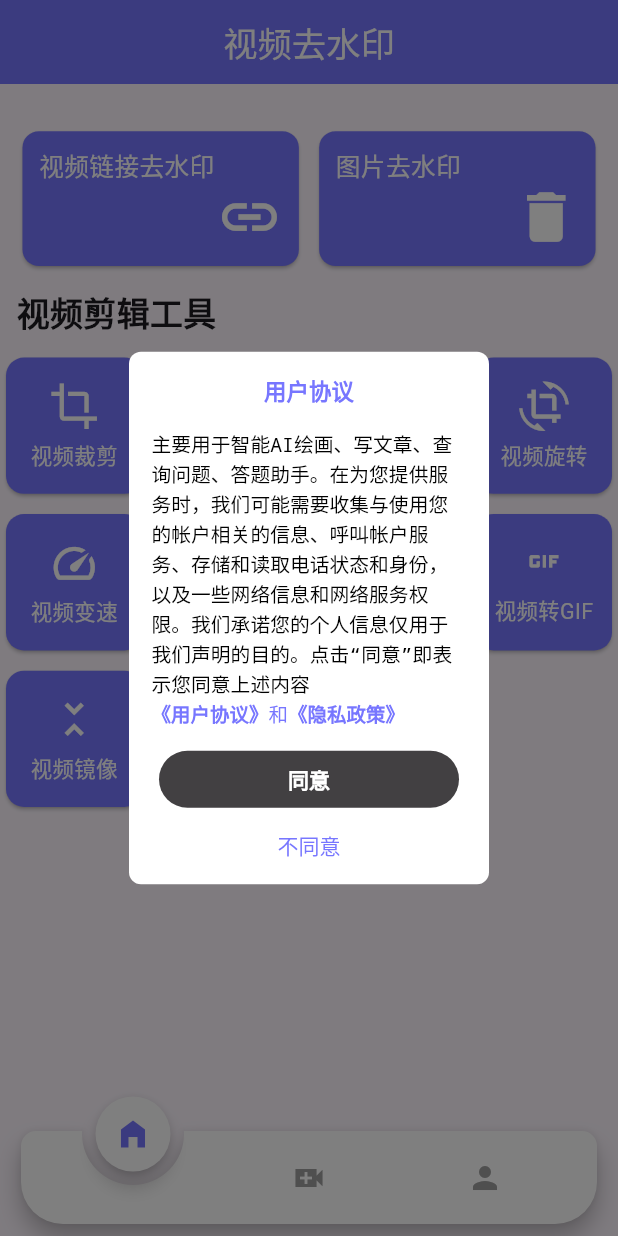
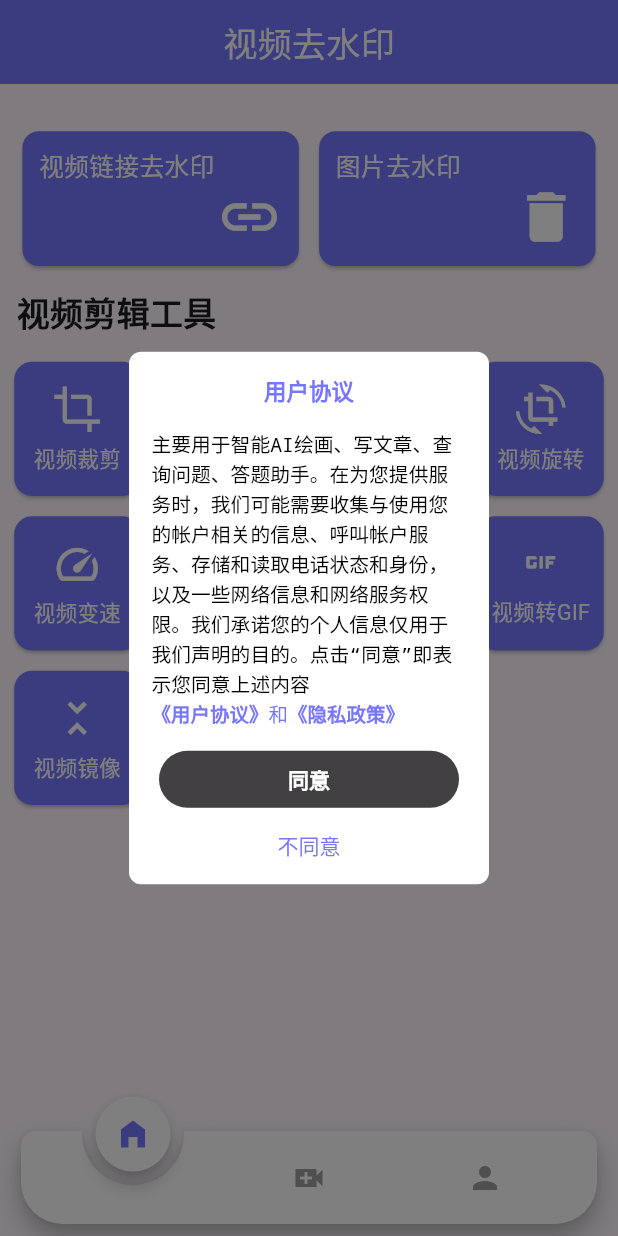
Before and after one commit to Cosyment/TubeSavely, a Flutter app: the screen it shows after launch, on a phone screen of 412 x 824 dp. Run offline on Flutter 3.47's test engine with Material 2 defaults, Android fonts, the phone set to English and light mode, and no system bars; drawn by our look-alikes of animated_notch_bottom_bar; our stand-ins replace cached_network_image, chewie, dio, flutter_screenutil, fluttertoast, image_gallery_saver and 11 more; missing offline and left inert: common_utils, dart:ffi, ffmpeg_kit_flutter, fraction, json2dart_safe, simple_database and 3 more.

Commit message:
1.更新代码；

```diff
--- a/lib/constants/constant.dart
+++ b/lib/constants/constant.dart
@@ -3,8 +3,9 @@ import 'package:wechat_assets_picker/wechat_assets_picker.dart';
 
 class Constant {
   static const String agreementUrl =
-      "https://img.firefix.cn/fish/agreement.html";
-  static const String privacyUrl = "https://img.firefix.cn/fish/privacy.html";
+      "https://img.firefix.cn/downloaderx/agreement.html";
+  static const String privacyUrl =
+      "https://img.firefix.cn/downloaderx/privacy.html";
   static const String termsUseUrl =
       "https://www.apple.com/legal/internet-services/itunes/dev/stdeula";
   static const String isAgree = "is_agree";
--- a/lib/main.dart
+++ b/lib/main.dart
@@ -23,6 +23,7 @@ class MyApp extends StatelessWidget {
   Widget build(BuildContext context) {
     ScreenUtil.init(context);
     return MaterialApp(
+      debugShowCheckedModeBanner: false,
       theme: ThemeData(
         colorScheme: ColorScheme.fromSeed(seedColor: Colors.deepPurple),
         useMaterial3: true,
--- a/lib/pages/home_page.dart
+++ b/lib/pages/home_page.dart
@@ -185,13 +185,13 @@ class _HomePageState extends State<HomePage> {
     return SliverGrid.builder(
       gridDelegate: SliverGridDelegateWithFixedCrossAxisCount(
           crossAxisCount: 4,
-          crossAxisSpacing: 10.w,
-          mainAxisSpacing: 10.w,
           childAspectRatio: 1),
       itemCount: Constant.meList.length,
       itemBuilder: (BuildContext context, int index) {
         var item = Constant.meList[index];
-        return Card(
+        return Container(
+          margin: EdgeInsets.fromLTRB(10.w, 5.w, 10.w, 5.w),
+          child: Card(
             elevation: 1,
             clipBehavior: Clip.hardEdge,
             color: primaryColor,
@@ -225,6 +225,7 @@ class _HomePageState extends State<HomePage> {
                     ),
                   ),
                 ],
+              ),
             ),
           ),
         );
--- a/lib/pages/login_page.dart
+++ b/lib/pages/login_page.dart
@@ -27,7 +27,7 @@ class _LoginPageState extends State<LoginPage> {
   @override
   void initState() {
     super.initState();
-    emailController = TextEditingController(text: "244370114@qq.com");
+    emailController = TextEditingController(text: "");
     codeController = TextEditingController(text: "");
   }
 
```
Also changed, not shown: 1 other file. Lines whose indentation alone changed are shown as unchanged.
